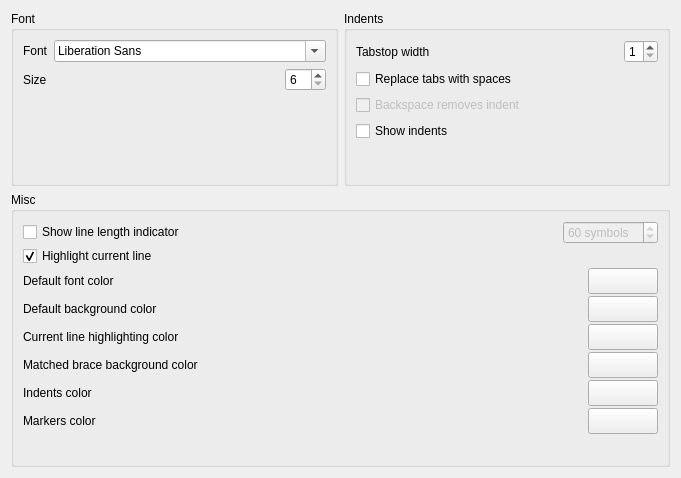
The window that src/gui/EditorSettingsPage.ui (Mezomish/juffed) describes before a commit, drawn with Qt 5.
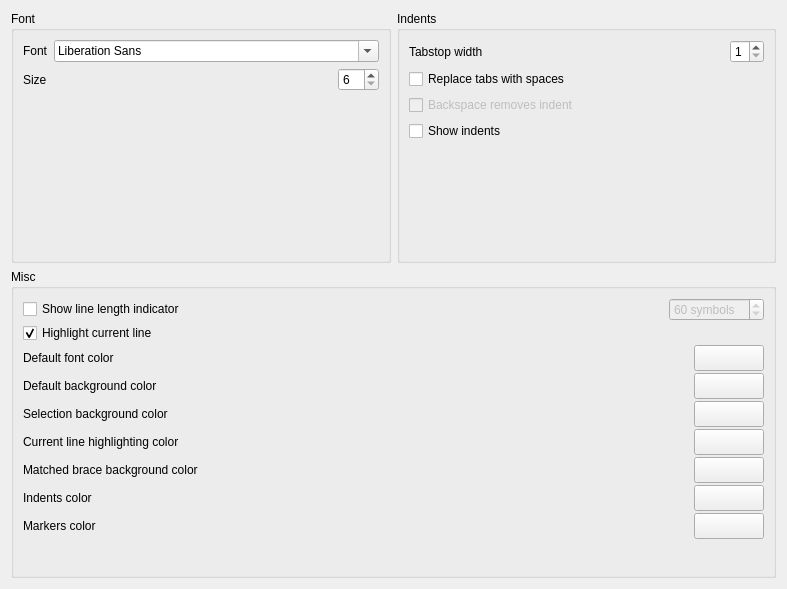
The same window after the commit.

Commit message: Added: changing the selection background color

What changed in the file:
```diff
--- a/src/gui/EditorSettingsPage.ui
+++ b/src/gui/EditorSettingsPage.ui
@@ -6,8 +6,8 @@
    <rect>
     <x>0</x>
     <y>0</y>
-    <width>681</width>
-    <height>478</height>
+    <width>787</width>
+    <height>589</height>
    </rect>
   </property>
   <property name="windowTitle">
@@ -304,6 +304,36 @@
         </item>
        </layout>
       </item>
+      <item>
+       <layout class="QHBoxLayout" name="horizontalLayout_6">
+        <item>
+         <widget class="QLabel" name="label_10">
+          <property name="text">
+           <string>Selection background color</string>
+          </property>
+         </widget>
+        </item>
+        <item>
+         <widget class="QPushButton" name="selectionBgColorBtn">
+          <property name="minimumSize">
+           <size>
+            <width>40</width>
+            <height>26</height>
+           </size>
+          </property>
+          <property name="maximumSize">
+           <size>
+            <width>70</width>
+            <height>26</height>
+           </size>
+          </property>
+          <property name="text">
+           <string/>
+          </property>
+         </widget>
+        </item>
+       </layout>
+      </item>
       <item>
        <layout class="QHBoxLayout">
         <property name="spacing">
```
The commit also changes 7 other files.
